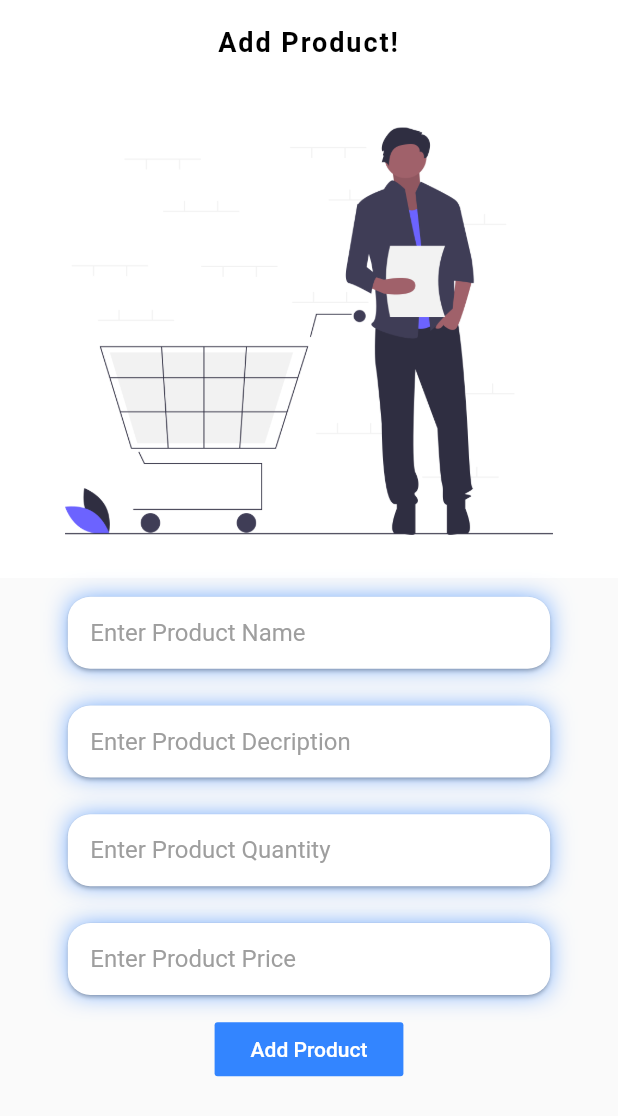
After one commit to M-I-T-R-A/Mitra-App, a Flutter app: the AddProductScreen screen opened directly, on a phone screen of 412 x 824 dp. The commit adds this screen. Shown: the top 1116 px of the screen. Run offline on Flutter 3.47's test engine with Material 2 defaults, Android fonts, the phone set to English and light mode, and no system bars; our stand-ins replace cloud_firestore, file_picker, firebase_auth, firebase_messaging, firebase_storage, flushbar and 12 more; missing offline and left inert: flutter_dialogflow, flutter_inappwebview, syncfusion_flutter_pdf, tesseract_ocr; accounts and stored records are empty; project files that could hold a hidden picture were left out.

Commit message:
Add Product Screen added

```diff
--- /dev/null
+++ b/lib/Screens/AddProduct.dart
@@ -0,0 +1,190 @@
+import 'package:Mitra/constants.dart';
+import "package:flutter/material.dart";
+import "dart:math";
+
+class AddProductScreen extends StatefulWidget {
+  @override
+  AddProductScreenState createState() => AddProductScreenState();
+}
+
+class AddProductScreenState extends State<AddProductScreen> {
+
+  final TextEditingController _prouductName = TextEditingController();
+  final TextEditingController _prouductDescription = TextEditingController();
+  final TextEditingController _prouductQuantity = TextEditingController();
+  final TextEditingController _prouductPrice = TextEditingController();
+
+  @override
+  Widget build(BuildContext context) {
+    Size size = MediaQuery.of(context).size;
+    double screenHeight = size.height;
+    double screenWidth = size.width;
+    return Scaffold(
+      appBar: AppBar(
+          title: Text(
+            'Add Product!',
+            textAlign: TextAlign.center,
+            style: TextStyle(
+                fontSize: 18,
+                color: black,
+                fontWeight: FontWeight.bold,
+                letterSpacing: 1.3),
+          ),
+          backgroundColor: Colors.white,
+          elevation: 0.0,
+          iconTheme: IconThemeData(color: Colors.black),
+          centerTitle: true,
+        ),
+
+      body: Center(
+        child: Container(
+          child: Column(
+            children: <Widget>[
+              Container(
+                width: MediaQuery.of(context).size.width,
+                height: MediaQuery.of(context).size.height * 0.4,
+                decoration: BoxDecoration(
+                  image: DecorationImage(
+                      image: AssetImage("assets/images/addProduct.png"),
+                      fit: BoxFit.cover,
+                      alignment: Alignment.topCenter),
+                ),
+                child: null
+              ),
+              Container(
+                width: 0.8 * screenWidth,
+                margin: EdgeInsets.symmetric(vertical: 0.01 * screenHeight),
+                decoration: BoxDecoration(
+                  boxShadow: [
+                    BoxShadow(color: primaryColor, blurRadius: 15.0, spreadRadius: -8),
+                  ],
+                ),
+                child: Card(
+                  shape: RoundedRectangleBorder(
+                      borderRadius: BorderRadius.circular(15)),
+                  child: Container(
+                    padding: EdgeInsets.symmetric(
+                      horizontal: 15,
+                    ),
+                    child: TextField(
+                        controller: _prouductName,
+                        decoration: InputDecoration(
+                          border: InputBorder.none,
+                          hintText: "Enter Product Name",
+                          hintStyle:
+                              TextStyle(color: grey, fontSize: 16)),
+                          style: TextStyle(
+                            fontSize: 16,
+                          )
+                        ),
+                  ),
+                ),
+              ),
+            Container(
+                width: 0.8 * screenWidth,
+                margin: EdgeInsets.symmetric(vertical: 0.01 * screenHeight),
+                decoration: BoxDecoration(
+                  boxShadow: [
+                    BoxShadow(color: primaryColor, blurRadius: 15.0, spreadRadius: -8),
+                  ],
+                ),
+                child: Card(
+                  shape: RoundedRectangleBorder(
+                      borderRadius: BorderRadius.circular(15)),
+                  child: Container(
+                    padding: EdgeInsets.symmetric(
+                      horizontal: 15,
+                    ),
+                    child: TextField(
+                        controller: _prouductDescription,
+                        decoration: InputDecoration(
+                          border: InputBorder.none,
+                          hintText: "Enter Product Decription",
+                          hintStyle:
+                              TextStyle(color: grey, fontSize: 16)),
+                          style: TextStyle(
+                            fontSize: 16,
+                          )
+                        ),
+                  ),
+                ),
+              ),
+            Container(
+                width: 0.8 * screenWidth,
+                margin: EdgeInsets.symmetric(vertical: 0.01 * screenHeight),
+                decoration: BoxDecoration(
+                  boxShadow: [
+                    BoxShadow(color: primaryColor, blurRadius: 15.0, spreadRadius: -8),
+                  ],
+                ),
+                child:Card(
+                  shape: RoundedRectangleBorder(
+                      borderRadius: BorderRadius.circular(15)),
+                  child: Container(
+                    padding: EdgeInsets.symmetric(
+                      horizontal: 15,
+                    ),
+                    child: TextField(
+                        keyboardType: TextInputType.number,
+                        controller: _prouductQuantity,
+                        decoration: InputDecoration(
+                          border: InputBorder.none,
+                          hintText: "Enter Product Quantity",
+                          hintStyle:
+                              TextStyle(color: grey, fontSize: 16)),
+                          style: TextStyle(
+                            fontSize: 16,
+                          )
+                        ),
+                  ),
+                ),
+              ),
+            Container(
+                width: 0.8 * screenWidth,
+                margin: EdgeInsets.symmetric(vertical: 0.01 * screenHeight),
+                decoration: BoxDecoration(
+                  boxShadow: [
+                    BoxShadow(color: primaryColor, blurRadius: 15.0, spreadRadius: -8),
+                  ],
+                ),
+                child:Card(
+                  shape: RoundedRectangleBorder(
+                      borderRadius: BorderRadius.circular(15)),
+                  child: Container(
+                    padding: EdgeInsets.symmetric(
+                      horizontal: 15,
+                    ),
+                    child: TextField(
+                        keyboardType: TextInputType.number,
+                        controller: _prouductPrice,
+                        decoration: InputDecoration(
+                          border: InputBorder.none,
+                          hintText: "Enter Product Price",
+                          hintStyle:
+                              TextStyle(color: grey, fontSize: 16)),
+                          style: TextStyle(
+                            fontSize: 16,
+                          )
+                        ),
+                  ),
+                ),
+              ),
+              Flexible(
+                fit: FlexFit.loose,
+                child: FlatButton(
+                  onPressed: (){
+
+                  },
+                  child: Text("Add Product"),
+                  color: primaryColor,
+                  textColor: Colors.white,
+                  padding: EdgeInsets.only(top: 10.0, bottom: 10.0, left: 24.0, right: 24.0)
+                )
+              ),
+            ],
+          )
+        )
+      )
+    );
+  }
+}
--- a/lib/Screens/HomeScreen.dart
+++ b/lib/Screens/HomeScreen.dart
@@ -1,3 +1,4 @@
+import 'package:Mitra/Screens/AddProduct.dart';
 import 'package:Mitra/Screens/Drawer.dart';
 import 'package:Mitra/Screens/Notifications.dart';
 import 'package:Mitra/Screens/Products.dart';
@@ -153,6 +154,28 @@ class _CategoriesState extends State<HomeScreen> {
               ),
             ),
             ),
+            RaisedButton(
+              onPressed: () async {
+                Navigator.pushReplacement(
+                  context,
+                  PageTransition(
+                      type: PageTransitionType.leftToRightWithFade,
+                      child: AddProductScreen()));
+              },
+              shape: RoundedRectangleBorder(
+                borderRadius: BorderRadius.circular(15)
+              ),
+              color: primaryColor,
+              child: Text(
+                "Add Product",
+                style: TextStyle(
+                  color: Colors.white,
+                  fontSize: 0.03 * w
+                ),
+              ),
+              padding: EdgeInsets.symmetric(horizontal: 0.04 * w, vertical: 0.01 * h),
+            ),
+
             Container(
                 margin: EdgeInsets.only(top: 5),
                 child: ListTile(
@@ -218,7 +241,7 @@ class _CategoriesState extends State<HomeScreen> {
               ),
             ) : Container(
                   width: MediaQuery.of(context).size.width,
-                  height: MediaQuery.of(context).size.height * 0.5,
+                  height: MediaQuery.of(context).size.height * 0.45,
                   decoration: BoxDecoration(
                     image: DecorationImage(
                         image: AssetImage("assets/images/filter.png"),
```
Also changed, not shown: assets/images/addProduct.png (added).
